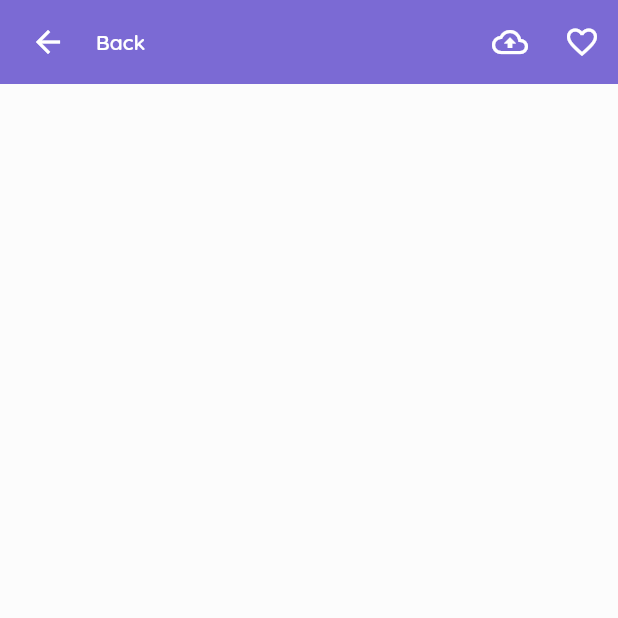
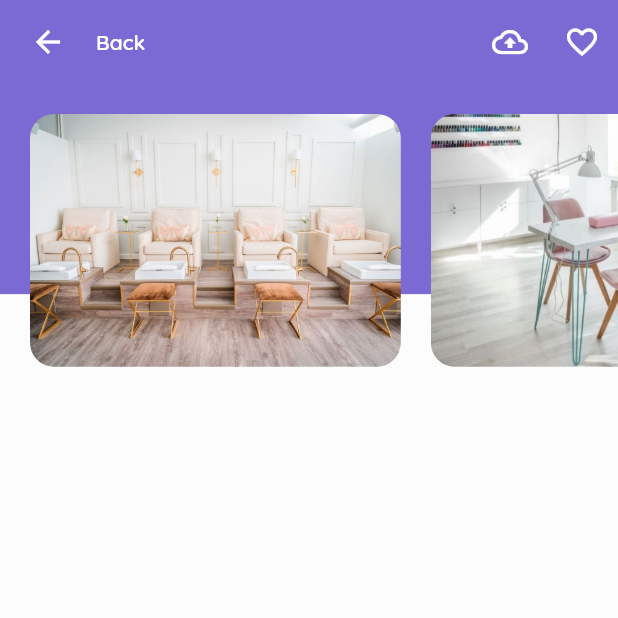
Before and after one commit to gregoriusjimmy/beauty-app, a Flutter app: the DetailsScreen screen opened directly, on a phone screen of 412 x 824 dp, the top half of it. Run offline on Flutter 3.47's test engine with Material 2 defaults, Android fonts, the phone set to English and light mode, and no system bars.

Commit message:
add header with images preview on details_screen

```diff
--- /dev/null
+++ b/lib/screens/details/components/body.dart
@@ -0,0 +1,18 @@
+import 'package:beauty_app/screens/details/components/header_with_images_preview.dart';
+import 'package:flutter/material.dart';
+
+class Body extends StatelessWidget {
+  const Body({
+    Key? key,
+  }) : super(key: key);
+
+  @override
+  Widget build(BuildContext context) {
+    Size size = MediaQuery.of(context).size;
+    return Column(
+      children: <Widget>[
+        HeaderWithImagesPreview(size: size),
+      ],
+    );
+  }
+}
--- /dev/null
+++ b/lib/screens/details/components/header_with_images_preview.dart
@@ -0,0 +1,26 @@
+import 'package:beauty_app/constants.dart';
+import 'package:beauty_app/screens/details/components/images_preview.dart';
+import 'package:flutter/material.dart';
+
+class HeaderWithImagesPreview extends StatelessWidget {
+  const HeaderWithImagesPreview({
+    Key? key,
+    required this.size,
+  }) : super(key: key);
+
+  final Size size;
+
+  @override
+  Widget build(BuildContext context) {
+    return Stack(
+      clipBehavior: Clip.none,
+      children: <Widget>[
+        Container(
+          height: size.height * 0.17,
+          color: kPrimaryColor,
+        ),
+        ImagesPreview(),
+      ],
+    );
+  }
+}
--- /dev/null
+++ b/lib/screens/details/components/images_preview.dart
@@ -0,0 +1,54 @@
+import 'package:beauty_app/constants.dart';
+import 'package:flutter/material.dart';
+
+class ImagesPreview extends StatelessWidget {
+  const ImagesPreview({
+    Key? key,
+  }) : super(key: key);
+
+  @override
+  Widget build(BuildContext context) {
+    return SingleChildScrollView(
+      scrollDirection: Axis.horizontal,
+      child: Container(
+        margin: EdgeInsets.only(
+          top: kDefaultPadding,
+        ),
+        child: Row(
+          children: <Widget>[
+            ImagePreview(
+              imagePath: 'assets/images/1.jpg',
+            ),
+            ImagePreview(
+              imagePath: 'assets/images/2.jpg',
+            ),
+          ],
+        ),
+      ),
+    );
+  }
+}
+
+class ImagePreview extends StatelessWidget {
+  const ImagePreview({
+    Key? key,
+    required this.imagePath,
+  }) : super(key: key);
+
+  final String imagePath;
+
+  @override
+  Widget build(BuildContext context) {
+    Size size = MediaQuery.of(context).size;
+    return Container(
+      margin: EdgeInsets.only(left: kDefaultPadding),
+      child: ClipRRect(
+        borderRadius: BorderRadius.circular(16.0),
+        child: Image(
+          width: size.width * 0.6,
+          image: AssetImage(imagePath),
+        ),
+      ),
+    );
+  }
+}
--- a/lib/screens/details/details_screen.dart
+++ b/lib/screens/details/details_screen.dart
@@ -1,4 +1,5 @@
 import 'package:beauty_app/constants.dart';
+import 'package:beauty_app/screens/details/components/body.dart';
 import 'package:flutter/material.dart';
 
 class DetailsScreen extends StatelessWidget {
@@ -8,7 +9,7 @@ class DetailsScreen extends StatelessWidget {
   Widget build(BuildContext context) {
     return Scaffold(
       appBar: buildAppBar(context),
-      body: Container(),
+      body: Body(),
     );
   }
 
```
